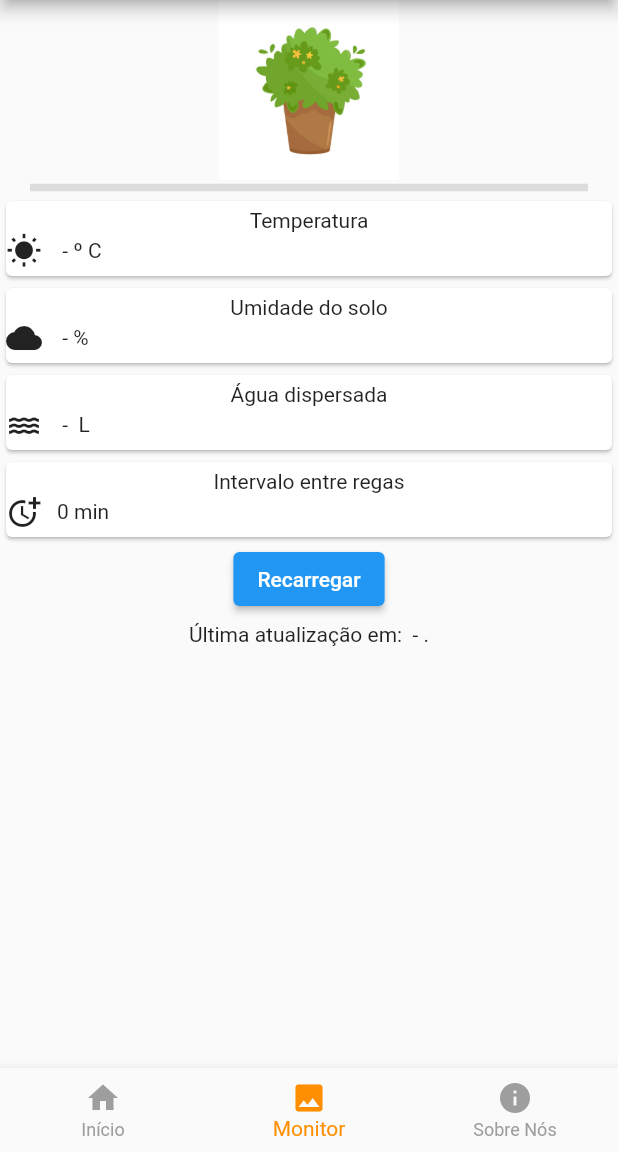
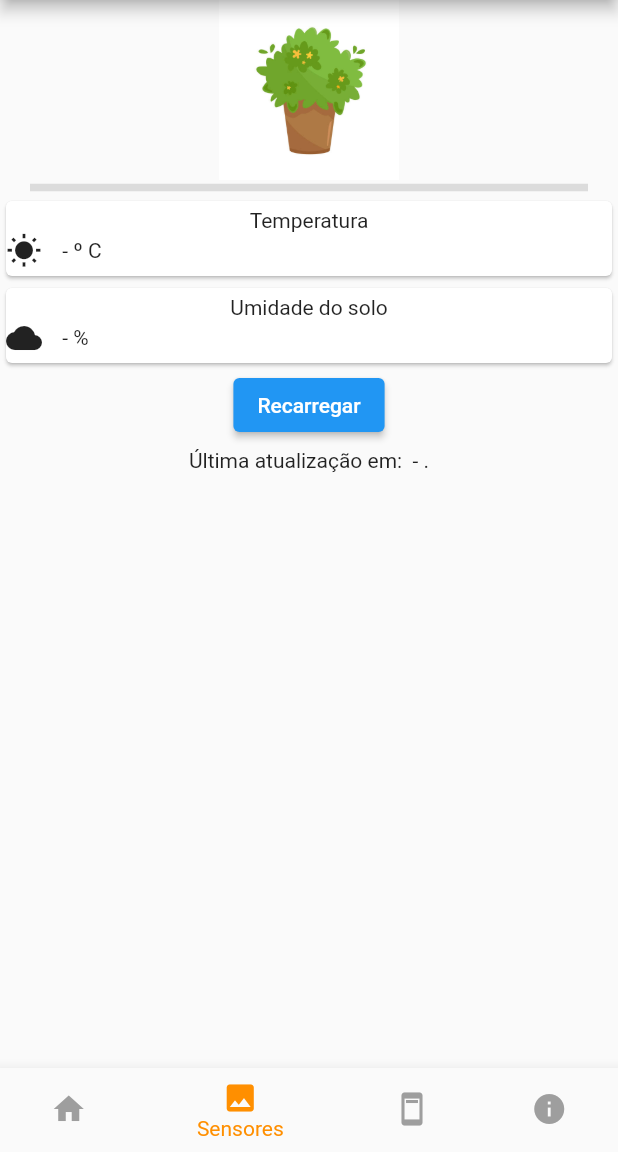
Before and after one commit to ipojucaturianos/dev-iot-mobile-ec4, a Flutter app: the screen it shows after launch, item 2 of the bottom bar chosen, after a tap on "Carregar", on a phone screen of 412 x 824 dp, the part 84-1236 px from its top. Run offline on Flutter 3.47's test engine with Material 2 defaults, Android fonts, the phone set to English and light mode, and no system bars; network calls fail.

Commit message:
Added pointers page

```diff
--- a/lib/monitor.dart
+++ b/lib/calculate.dart
@@ -1,27 +1,24 @@
 import 'package:flutter/material.dart';
 import 'package:http/http.dart' as http;
 import 'dart:convert';
-import 'package:intl/intl.dart';
 
-class Monitor extends StatefulWidget {
-  Monitor({Key? key}) : super(key: key);
+class Calculate extends StatefulWidget {
+  Calculate({Key? key}) : super(key: key);
   final String title = 'Monitor';
 
   @override
   _MyHomePageState createState() => _MyHomePageState();
 }
 
-class _MyHomePageState extends State<Monitor> {
+class _MyHomePageState extends State<Calculate> {
   var loaded = false;
   final token = '';
   final getChannel = (token) => http.get(Uri.parse('https://api.thingspeak.com/channels/$token/feeds.json?results=2'));
   var lastUpdate = ' - ';
-  var moisture = ' - '; // field1
   var flowRate = ' - '; // field2
-  var temperature = ' - '; // field3
   var lastDate = new DateTime.now();
   var afterDate = new DateTime.now();
-  var interval = 0;
+  var interval = ' - ';
 
   @override
   Widget build(BuildContext context) {
@@ -36,44 +33,6 @@ class _MyHomePageState extends State<Monitor> {
               thickness: 5,
               indent: 20,
               endIndent: 20,
-            ),
-            Card(
-                child: Padding(
-                    padding: EdgeInsets.only(top: 5, bottom: 5),
-                    child: Column(
-                      children: <Widget>[
-                        Text('Temperatura'),
-                        Row(
-                          children: <Widget>[
-                            Icon(Icons.wb_sunny_sharp),
-                            Padding(
-                                padding: EdgeInsets.only(left: 10),
-                                child: Text('$temperatureº C')
-                            ),
-                          ],
-                        )
-                      ],
-                    )
-                )
-            ),
-            Card(
-                child: Padding(
-                  padding: EdgeInsets.only(top: 5, bottom: 5),
-                  child: Column(
-                    children: <Widget>[
-                      Text('Umidade do solo'),
-                      Row(
-                        children: <Widget>[
-                          Icon(Icons.wb_cloudy),
-                          Padding(
-                              padding: EdgeInsets.only(left: 10),
-                              child: Text('$moisture%')
-                          ),
-                        ],
-                      )
-                    ],
-                  )
-                )
             ),
             Card(
                 child: Padding(
@@ -123,9 +82,7 @@ class _MyHomePageState extends State<Monitor> {
                       setState(() {
                         var data = jsonDecode(response.body)['feeds'][1];
                         var data2 = jsonDecode(response.body)['feeds'][0];
-                        moisture = data['field1'] != null ? '${data['field1']}' : ' - ';
                         flowRate = data['field2'] != null ? '${data['field2']}' : ' - ';
-                        temperature = data['field3'] != null ? '${data['field3']}' : ' - ';
                         afterDate = new DateTime.utc(
                           int.parse(data2['created_at'].substring(0, 4)),
                           int.parse(data2['created_at'].substring(5, 7)),
@@ -155,7 +112,7 @@ class _MyHomePageState extends State<Monitor> {
                         }min${
                             data['created_at'].substring(17, 19)
                         }';
-                        interval = lastDate.difference(afterDate).inMinutes;
+                        interval = '${lastDate.difference(afterDate).inMinutes}';
                       })
                     }
                   })
--- a/lib/main.dart
+++ b/lib/main.dart
@@ -1,5 +1,6 @@
+import 'package:dev_iot/calculate.dart';
 import 'package:flutter/material.dart';
-import 'package:dev_iot/monitor.dart';
+import 'package:dev_iot/sensor.dart';
 import 'package:dev_iot/about_us.dart';
 
 void main() {
@@ -68,9 +69,15 @@ class _MyHomePageState extends State<MyHomePage> {
             app = Monitor();
           });
       } else {
-        setState(() {
-          app = AboutUs();
-        });
+          if (index == 2) {
+            setState(() {
+              app = Calculate();
+            });
+          } else {
+            setState(() {
+              app = AboutUs();
+            });
+          }
       }
     }
   }
@@ -91,7 +98,11 @@ class _MyHomePageState extends State<MyHomePage> {
           ),
           BottomNavigationBarItem(
             icon: Icon(Icons.image),
-            label: 'Monitor',
+            label: 'Sensores',
+          ),
+          BottomNavigationBarItem(
+            icon: Icon(Icons.ad_units),
+            label: 'Indicadores',
           ),
           BottomNavigationBarItem(
             icon: Icon(Icons.info),
--- /dev/null
+++ b/lib/sensor.dart
@@ -0,0 +1,130 @@
+import 'package:flutter/material.dart';
+import 'package:http/http.dart' as http;
+import 'dart:convert';
+
+class Monitor extends StatefulWidget {
+  Monitor({Key? key}) : super(key: key);
+  final String title = 'Monitor';
+
+  @override
+  _MyHomePageState createState() => _MyHomePageState();
+}
+
+class _MyHomePageState extends State<Monitor> {
+  var loaded = false;
+  final token = '';
+  final getChannel = (token) => http.get(Uri.parse('https://api.thingspeak.com/channels/$token/feeds.json?results=2'));
+  var lastUpdate = ' - ';
+  var moisture = ' - '; // field1
+  var temperature = ' - '; // field3
+  var lastDate = new DateTime.now();
+  var afterDate = new DateTime.now();
+
+  @override
+  Widget build(BuildContext context) {
+    return SingleChildScrollView(
+    child: Center(
+        child: Column(
+          mainAxisAlignment: MainAxisAlignment.center,
+          children: <Widget>[
+            Image.asset('images/planta.jpg', height: 120),
+            const Divider(
+              height: 10,
+              thickness: 5,
+              indent: 20,
+              endIndent: 20,
+            ),
+            Card(
+                child: Padding(
+                    padding: EdgeInsets.only(top: 5, bottom: 5),
+                    child: Column(
+                      children: <Widget>[
+                        Text('Temperatura'),
+                        Row(
+                          children: <Widget>[
+                            Icon(Icons.wb_sunny_sharp),
+                            Padding(
+                                padding: EdgeInsets.only(left: 10),
+                                child: Text('$temperatureº C')
+                            ),
+                          ],
+                        )
+                      ],
+                    )
+                )
+            ),
+            Card(
+                child: Padding(
+                  padding: EdgeInsets.only(top: 5, bottom: 5),
+                  child: Column(
+                    children: <Widget>[
+                      Text('Umidade do solo'),
+                      Row(
+                        children: <Widget>[
+                          Icon(Icons.wb_cloudy),
+                          Padding(
+                              padding: EdgeInsets.only(left: 10),
+                              child: Text('$moisture%')
+                          ),
+                        ],
+                      )
+                    ],
+                  )
+                )
+            ),
+            ElevatedButton(
+                onPressed: () => {
+                  setState(() {
+                    loaded = true;
+                  }),
+                  getChannel(token).then((response) => {
+                    if (response.statusCode == 200) {
+                      setState(() {
+                        var data = jsonDecode(response.body)['feeds'][1];
+                        var data2 = jsonDecode(response.body)['feeds'][0];
+                        moisture = data['field1'] != null ? '${data['field1']}' : ' - ';
+                        temperature = data['field3'] != null ? '${data['field3']}' : ' - ';
+                        afterDate = new DateTime.utc(
+                          int.parse(data2['created_at'].substring(0, 4)),
+                          int.parse(data2['created_at'].substring(5, 7)),
+                          int.parse(data2['created_at'].substring(8, 10)),
+                          int.parse(data2['created_at'].substring(11, 13)),
+                          int.parse(data2['created_at'].substring(14, 16)),
+                          int.parse(data2['created_at'].substring(17, 19)),
+                        );
+                        lastDate = new DateTime.utc(
+                          int.parse(data['created_at'].substring(0, 4)),
+                          int.parse(data['created_at'].substring(5, 7)),
+                          int.parse(data['created_at'].substring(8, 10)),
+                          int.parse(data['created_at'].substring(11, 13)),
+                          int.parse(data['created_at'].substring(14, 16)),
+                          int.parse(data['created_at'].substring(17, 19)),
+                        );
+                        lastUpdate = '${
+                            data['created_at'].substring(8, 10)
+                        }/${
+                            data['created_at'].substring(5, 7)
+                        }/${
+                            data['created_at'].substring(0, 4)
+                        } às ${
+                            int.parse(data['created_at'].substring(11, 13)) - 3
+                        }h${
+                            data['created_at'].substring(14, 16)
+                        }min${
+                            data['created_at'].substring(17, 19)
+                        }';
+                      })
+                    }
+                  })
+                },
+                child: Text('${loaded ? 'Recarregar' : 'Carregar'}')
+            ),
+            Padding(
+                padding: EdgeInsets.only(top: 5, bottom: 5),
+                child: Text('Última atualização em: $lastUpdate.')
+            ),
+          ]
+        )
+      ));
+  }
+}
```
